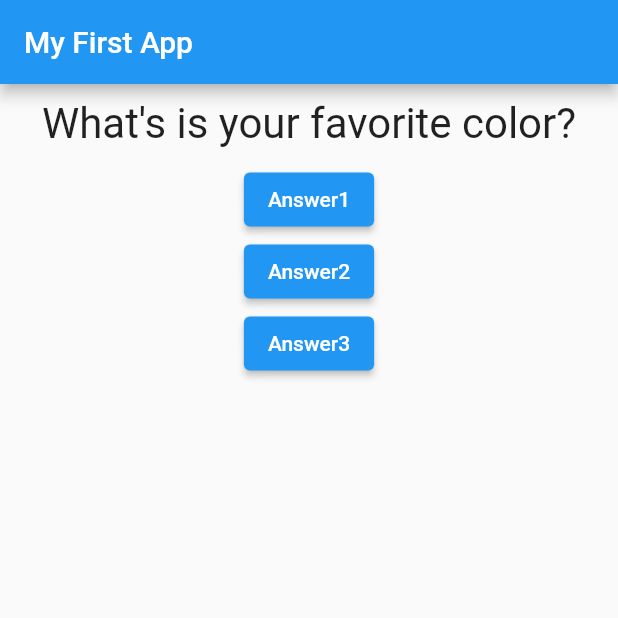
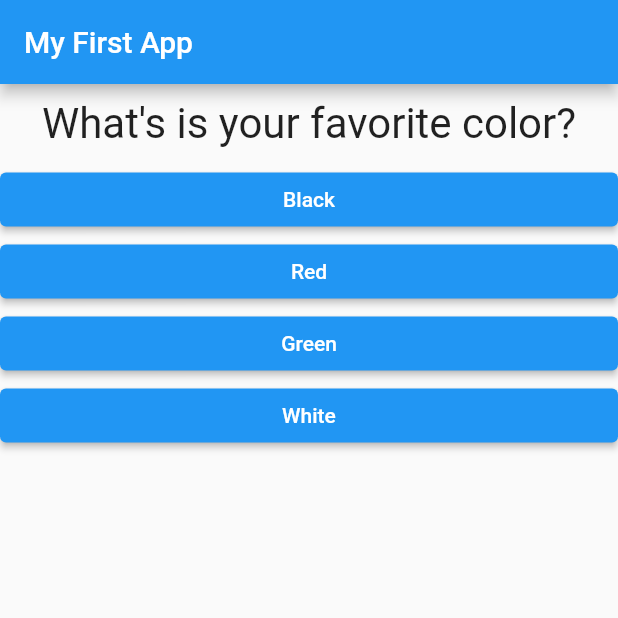
Before and after one commit to babyazalea/flutter_complete_guide, a Flutter app: the screen it shows after launch, on a phone screen of 412 x 824 dp, the top half of it. Run offline on Flutter 3.47's test engine with Material 2 defaults, Android fonts, the phone set to English and light mode, and no system bars.

Commit message:
passing args using with map

```diff
--- /dev/null
+++ b/lib/answer.dart
@@ -0,0 +1,22 @@
+import 'package:flutter/material.dart';
+
+class Answer extends StatelessWidget {
+  final Function selectHandler;
+  final String answerText;
+
+  Answer(this.selectHandler, this.answerText);
+
+  @override
+  Widget build(BuildContext context) {
+    return Container(
+      width: double.infinity,
+      child: ElevatedButton(
+        style: ButtonStyle(
+            backgroundColor: MaterialStateProperty.all(Colors.blue),
+            foregroundColor: MaterialStateProperty.all(Colors.white)),
+        child: Text(answerText),
+        onPressed: selectHandler,
+      ),
+    );
+  }
+}
--- a/lib/main.dart
+++ b/lib/main.dart
@@ -1,6 +1,7 @@
 import 'package:flutter/material.dart';
 
 import './question.dart';
+import './answer.dart';
 
 void main() => runApp(MyApp());
 
@@ -25,8 +26,18 @@ class _MyAppState extends State {
   @override
   Widget build(BuildContext context) {
     var questions = [
-      "What\'s is your favorite color?",
-      'What\'s your favorite animal?'
+      {
+        'questionText': "What\'s is your favorite color?",
+        "answers": ['Black', 'Red', 'Green', 'White']
+      },
+      {
+        'questionText': 'What\'s your favorite animal?',
+        "answers": ['Dog', 'Cat', 'Cow', 'Elephant'],
+      },
+      {
+        'questionText': 'Who\'s your favorite instructor?',
+        "answers": ['1', '2', '3', '4'],
+      },
     ];
     return MaterialApp(
       home: Scaffold(
@@ -35,20 +46,12 @@ class _MyAppState extends State {
         ),
         body: Column(children: [
           Question(
-            questions[_questionIndex],
+            questions[_questionIndex]['questionText'],
           ),
-          ElevatedButton(
-            child: Text('Answer1'),
-            onPressed: _answerQuestion,
-          ),
-          ElevatedButton(
-            child: Text('Answer2'),
-            onPressed: () => print('Answer 2 chosen!'),
-          ),
-          ElevatedButton(
-            child: Text('Answer3'),
-            onPressed: () => print('Answer 3 chosen!'),
-          ),
+          ...(questions[_questionIndex]['answers'] as List<String>)
+              .map((answer) {
+            return Answer(_answerQuestion, answer);
+          }).toList()
         ]),
       ),
     );
```
